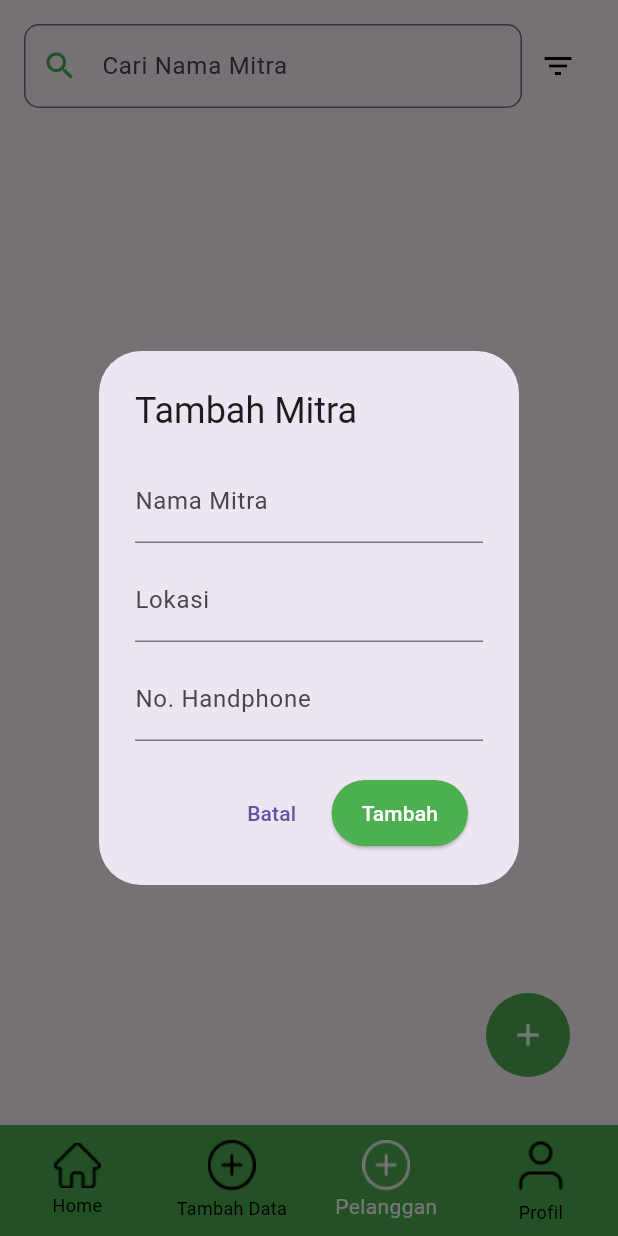
After one commit to farhanhadrawi/Mitra-Sampah, a Flutter app: the HomeScreen screen opened directly, item 3 of the bottom bar chosen, after a tap on the "add" icon, on a phone screen of 412 x 824 dp. The commit adds this screen. Run offline on Flutter 3.47's test engine with Material 3 defaults, Android fonts, the phone set to English and light mode, and no system bars; our stand-ins replace cloud_firestore, firebase_auth, firebase_core, firebase_storage, image_picker; accounts and stored records are empty.

Commit message:
Pesan commit Anda

```diff
--- /dev/null
+++ b/lib/customer.dart
@@ -0,0 +1,573 @@
+import 'package:cloud_firestore/cloud_firestore.dart';
+import 'package:firebase_auth/firebase_auth.dart';
+import 'package:flutter/material.dart';
+
+class CustomerScreen extends StatefulWidget {
+  const CustomerScreen({super.key});
+
+  @override
+  _CustomerScreenState createState() => _CustomerScreenState();
+}
+
+class _CustomerScreenState extends State<CustomerScreen> {
+  final FirebaseAuth auth = FirebaseAuth.instance;
+  final FirebaseFirestore firestore = FirebaseFirestore.instance;
+
+  final TextEditingController searchController = TextEditingController();
+  final TextEditingController nameController = TextEditingController();
+  final TextEditingController locationController = TextEditingController();
+  final TextEditingController phoneController = TextEditingController();
+
+  List<QueryDocumentSnapshot>? allCustomers; // Semua pelanggan dari Firestore
+  List<QueryDocumentSnapshot>? filteredCustomers; // Hasil pencarian
+  String? uid; // UID akun yang sedang login
+
+  @override
+  void initState() {
+    super.initState();
+    uid = auth.currentUser?.uid;
+    _fetchCustomers(); // Ambil data pelanggan saat init
+  }
+
+  Future<void> _fetchCustomers() async {
+    if (uid == null) return;
+
+    final querySnapshot = await firestore
+        .collection('users')
+        .doc(uid)
+        .collection('customers')
+        .get();
+
+    setState(() {
+      allCustomers = querySnapshot.docs;
+
+      // Urutkan secara manual berdasarkan nama
+      allCustomers?.sort((a, b) {
+        String nameA = a['name'].toString().toLowerCase();
+        String nameB = b['name'].toString().toLowerCase();
+        return nameA.compareTo(nameB); // A-Z
+      });
+
+      filteredCustomers = allCustomers; // Mengisi data untuk pencarian
+    });
+  }
+
+  void _filterCustomers(String query) {
+    if (query.isEmpty) {
+      setState(() {
+        filteredCustomers = allCustomers;
+      });
+      return;
+    }
+
+    final results = allCustomers?.where((customer) {
+      final name = customer['name'].toString().toLowerCase();
+      return name.contains(query.toLowerCase());
+    }).toList();
+
+    setState(() {
+      filteredCustomers = results;
+    });
+  }
+
+  Future<void> _addCustomer() async {
+    if (uid == null) return;
+
+    try {
+      await firestore.collection('users').doc(uid).collection('customers').add({
+        'name': nameController.text.trim(),
+        'location': locationController.text.trim(),
+        'phone': phoneController.text.trim(),
+        'isPaid': false, // Field baru
+        'createdAt': Timestamp.now(),
+      });
+
+      ScaffoldMessenger.of(context).showSnackBar(
+        const SnackBar(content: Text('Pelanggan berhasil ditambahkan')),
+      );
+
+      _fetchCustomers(); // Refresh data pelanggan
+      nameController.clear();
+      locationController.clear();
+      phoneController.clear();
+    } catch (e) {
+      ScaffoldMessenger.of(context).showSnackBar(
+        SnackBar(content: Text('Gagal menambahkan pelanggan: $e')),
+      );
+    }
+  }
+
+  bool _isHovered = false; // Status hover untuk animasi
+
+  void _showAddCustomerDialog() {
+    showDialog(
+      context: context,
+      builder: (context) {
+        return StatefulBuilder(
+          // Agar bisa memperbarui state di dalam dialog
+          builder: (context, setState) {
+            bool isLoading = false; // Status loading untuk tombol
+
+            Future<void> addCustomerWithValidation() async {
+              if (nameController.text.trim().isEmpty ||
+                  locationController.text.trim().isEmpty ||
+                  phoneController.text.trim().isEmpty) {
+                ScaffoldMessenger.of(context).showSnackBar(
+                  const SnackBar(
+                    content: Text('Harap isi semua bidang!'),
+                    backgroundColor: Colors.red,
+                  ),
+                );
+                return;
+              }
+
+              setState(() {
+                isLoading = true;
+              });
+
+              try {
+                await _addCustomer();
+                Navigator.pop(context); // Tutup dialog setelah berhasil
+              } catch (e) {
+                ScaffoldMessenger.of(context).showSnackBar(
+                  SnackBar(
+                    content: Text('Gagal menambahkan pelanggan: $e'),
+                    backgroundColor: Colors.red,
+                  ),
+                );
+              } finally {
+                setState(() {
+                  isLoading = false;
+                });
+              }
+            }
+
+            return AlertDialog(
+              title: const Text('Tambah Mitra'),
+              content: SingleChildScrollView(
+                child: Column(
+                  mainAxisSize: MainAxisSize.min,
+                  children: [
+                    TextField(
+                      controller: nameController,
+                      decoration:
+                          const InputDecoration(labelText: 'Nama Mitra'),
+                    ),
+                    const SizedBox(height: 10),
+                    TextField(
+                      controller: locationController,
+                      decoration: const InputDecoration(labelText: 'Lokasi'),
+                    ),
+                    const SizedBox(height: 10),
+                    TextField(
+                      controller: phoneController,
+                      decoration:
+                          const InputDecoration(labelText: 'No. Handphone'),
+                    ),
+                  ],
+                ),
+              ),
+              actions: [
+                TextButton(
+                  onPressed: () {
+                    Navigator.pop(context); // Tutup dialog
+                  },
+                  child: const Text('Batal'),
+                ),
+                Container(
+                  margin: const EdgeInsets.only(
+                      right: 10), // Memberikan jarak ke kanan
+                  child: ElevatedButton(
+                    onPressed: isLoading ? null : addCustomerWithValidation,
+                    style: ElevatedButton.styleFrom(
+                      backgroundColor: Colors.green,
+                      padding: const EdgeInsets.symmetric(
+                        horizontal: 20,
+                        vertical: 12,
+                      ),
+                      shape: RoundedRectangleBorder(
+                        borderRadius:
+                            BorderRadius.circular(30), // Membuat tombol bulat
+                      ),
+                    ),
+                    child: isLoading
+                        ? const SizedBox(
+                            height: 16,
+                            width: 16,
+                            child: CircularProgressIndicator(
+                              color: Colors.white,
+                              strokeWidth: 2,
+                            ),
+                          )
+                        : const Text(
+                            'Tambah',
+                            style: TextStyle(color: Colors.white),
+                          ),
+                  ),
+                ),
+              ],
+            );
+          },
+        );
+      },
+    );
+  }
+
+  void _showEditCustomerDialog(QueryDocumentSnapshot customer) {
+    nameController.text = customer['name'];
+    locationController.text = customer['location'];
+    phoneController.text = customer['phone'];
+
+    showDialog(
+      context: context,
+      builder: (context) {
+        return AlertDialog(
+          title: const Text('Edit Mitra'),
+          content: SingleChildScrollView(
+            child: Column(
+              mainAxisSize: MainAxisSize.min,
+              children: [
+                TextField(
+                  controller: nameController,
+                  decoration: const InputDecoration(labelText: 'Nama Mitra'),
+                ),
+                const SizedBox(height: 10),
+                TextField(
+                  controller: locationController,
+                  decoration: const InputDecoration(labelText: 'Lokasi'),
+                ),
+                const SizedBox(height: 10),
+                TextField(
+                  controller: phoneController,
+                  decoration: const InputDecoration(labelText: 'No. Handphone'),
+                ),
+              ],
+            ),
+          ),
+          actions: [
+            TextButton(
+              onPressed: () {
+                Navigator.pop(context);
+              },
+              child: const Text('Batal'),
+            ),
+            ElevatedButton(
+              onPressed: () async {
+                await _updateCustomer(customer.id);
+                Navigator.pop(context);
+              },
+              style: ElevatedButton.styleFrom(
+                backgroundColor: Colors.green, // Background hijau
+                shape: RoundedRectangleBorder(
+                  borderRadius:
+                      BorderRadius.circular(8), // Membuat tombol lebih rapi
+                ),
+                padding: const EdgeInsets.symmetric(
+                    horizontal: 16, vertical: 12), // Padding tombol
+              ),
+              child: const Text(
+                'Simpan',
+                style: TextStyle(color: Colors.white), // Warna teks putih
+              ),
+            ),
+          ],
+        );
+      },
+    );
+  }
+
+  Future<void> _updateCustomer(String customerId) async {
+    try {
+      if (uid == null) return;
+
+      await firestore
+          .collection('users')
+          .doc(uid)
+          .collection('customers')
+          .doc(customerId)
+          .update({
+        'name': nameController.text.trim(),
+        'location': locationController.text.trim(),
+        'phone': phoneController.text.trim(),
+      });
+
+      ScaffoldMessenger.of(context).showSnackBar(
+        const SnackBar(content: Text('Data pelanggan berhasil diperbarui')),
+      );
+
+      _fetchCustomers(); // Perbarui daftar pelanggan
+    } catch (e) {
+      ScaffoldMessenger.of(context).showSnackBar(
+        SnackBar(content: Text('Gagal memperbarui data pelanggan: $e')),
+      );
+    }
+  }
+
+  Future<void> _deleteCustomer(String customerId) async {
+    try {
+      if (uid == null) return;
+
+      await firestore
+          .collection('users')
+          .doc(uid)
+          .collection('customers')
+          .doc(customerId)
+          .delete();
+
+      ScaffoldMessenger.of(context).showSnackBar(
+        const SnackBar(content: Text('Data pelanggan berhasil dihapus')),
+      );
+
+      _fetchCustomers(); // Perbarui daftar pelanggan
+    } catch (e) {
+      ScaffoldMessenger.of(context).showSnackBar(
+        SnackBar(content: Text('Gagal menghapus data pelanggan: $e')),
+      );
+    }
+  }
+
+  Future<void> _togglePaymentStatus(String customerId, bool newStatus) async {
+    try {
+      await firestore
+          .collection('users')
+          .doc(uid)
+          .collection('customers')
+          .doc(customerId)
+          .update({'isPaid': newStatus});
+
+      ScaffoldMessenger.of(context).showSnackBar(
+        SnackBar(
+          content: Text(
+            newStatus
+                ? 'Pelanggan telah membayar'
+                : 'Pembayaran pelanggan dibatalkan',
+          ),
+          backgroundColor: newStatus ? Colors.green : Colors.red,
+        ),
+      );
+
+      _fetchCustomers(); // Refresh data pelanggan
+    } catch (e) {
+      ScaffoldMessenger.of(context).showSnackBar(
+        SnackBar(content: Text('Gagal memperbarui status pembayaran: $e')),
+      );
+    }
+  }
+
+  void _showFilterDialog() {
+    showDialog(
+      context: context,
+      builder: (context) {
+        return AlertDialog(
+          title: const Text('Filter Pelanggan'),
+          content: Column(
+            mainAxisSize: MainAxisSize.min,
+            children: [
+              ListTile(
+                leading: const Icon(Icons.check_circle, color: Colors.green),
+                title: const Text('Sudah Membayar'),
+                onTap: () {
+                  Navigator.pop(context);
+                  _applyPaymentFilter(
+                      true); // Tampilkan hanya yang sudah membayar
+                },
+              ),
+              ListTile(
+                leading: const Icon(Icons.circle_outlined, color: Colors.red),
+                title: const Text('Belum Membayar'),
+                onTap: () {
+                  Navigator.pop(context);
+                  _applyPaymentFilter(
+                      false); // Tampilkan hanya yang belum membayar
+                },
+              ),
+            ],
+          ),
+          actions: [
+            TextButton(
+              onPressed: () {
+                Navigator.pop(context);
+                _resetFilters(); // Tampilkan semua pelanggan
+              },
+              child: const Text('Tampilkan Semua'),
+            ),
+          ],
+        );
+      },
+    );
+  }
+
+  void _applyPaymentFilter(bool isPaid) {
+    setState(() {
+      filteredCustomers = allCustomers?.where((customer) {
+        return customer['isPaid'] == isPaid;
+      }).toList();
+    });
+  }
+
+  void _resetFilters() {
+    setState(() {
+      filteredCustomers = allCustomers; // Tampilkan semua pelanggan
+    });
+  }
+
+  @override
+  Widget build(BuildContext context) {
+    return Scaffold(
+      // appBar: AppBar(
+      //   title: const Text('Mitra - Mitra'),
+      //   backgroundColor: Colors.green,
+      // ),
+      floatingActionButton: Align(
+        alignment: Alignment.bottomRight, // Menempatkan tombol di kanan bawah
+        child: Padding(
+          padding: const EdgeInsets.only(
+              right: 16.0, bottom: 16.0), // Jarak dari tepi
+          child: InkWell(
+            onTap: () {
+              // Fungsi yang dijalankan saat tombol ditekan
+              _showAddCustomerDialog();
+            },
+            onHover: (hovering) {
+              setState(() {
+                _isHovered = hovering;
+              });
+            },
+            child: AnimatedContainer(
+              duration: const Duration(milliseconds: 300),
+              height: 56, // Tinggi tombol tetap
+              width: _isHovered ? 140 : 56, // Lebar berubah saat hover
+              decoration: BoxDecoration(
+                color: Colors.green,
+                borderRadius: BorderRadius.circular(28), // Membuat tombol bulat
+              ),
+              child: Row(
+                mainAxisAlignment: MainAxisAlignment.center,
+                children: [
+                  const Icon(Icons.add, color: Colors.white), // Ikon "+"
+                  if (_isHovered)
+                    const SizedBox(width: 8), // Jarak antara ikon dan teks
+                  if (_isHovered)
+                    const Text(
+                      'Tambah Mitra',
+                      style: TextStyle(color: Colors.white),
+                    ),
+                ],
+              ),
+            ),
+          ),
+        ),
+      ),
+
+      floatingActionButtonLocation:
+          FloatingActionButtonLocation.endFloat, // Posisi tombol di kanan bawah
+
+      body: Padding(
+        padding: const EdgeInsets.all(16.0),
+        child: Column(
+          children: [
+            // Search bar
+            Row(
+              children: [
+                Expanded(
+                  child: TextField(
+                    controller: searchController,
+                    onChanged: _filterCustomers,
+                    decoration: InputDecoration(
+                      prefixIcon: const Icon(Icons.search, color: Colors.green),
+                      labelText: 'Cari Nama Mitra',
+                      border: OutlineInputBorder(
+                        borderRadius: BorderRadius.circular(10),
+                      ),
+                    ),
+                  ),
+                ),
+                IconButton(
+                  icon: const Icon(Icons.filter_list,
+                      color: Colors.black), // Tombol filter
+                  onPressed: _showFilterDialog, // Memanggil dialog filter
+                ),
+              ],
+            ),
+
+            const SizedBox(height: 16),
+
+            // Daftar pelanggan
+            Expanded(
+              child: filteredCustomers == null
+                  ? const Center(child: CircularProgressIndicator())
+                  : filteredCustomers!.isEmpty
+                      ? const Center(
+                          child: Text('Belum ada pelanggan yang ditambahkan.'),
+                        )
+                      : ListView.builder(
+                          itemCount: filteredCustomers!.length,
+                          itemBuilder: (context, index) {
+                            final customer = filteredCustomers![index];
+                            return Card(
+                              elevation: 2,
+                              margin: const EdgeInsets.symmetric(vertical: 8),
+                              child: ListTile(
+                                leading: CircleAvatar(
+                                  backgroundColor: customer['isPaid'] == true
+                                      ? Colors.green
+                                      : Colors
+                                          .red, // Warna berdasarkan status pembayaran
+                                  child: Text(
+                                    '${index + 1}',
+                                    style: const TextStyle(color: Colors.white),
+                                  ),
+                                ),
+                                title: Text(customer['name']),
+                                subtitle: Text(
+                                    '${customer['location']} \n${customer['phone']}'),
+                                trailing: Row(
+                                  mainAxisSize: MainAxisSize.min,
+                                  children: [
+                                    IconButton(
+                                      icon: Icon(
+                                        (customer['isPaid'] ??
+                                                false) // Default value jika `isPaid` null
+                                            ? Icons.check_circle
+                                            : Icons.circle_outlined,
+                                        color: (customer['isPaid'] ?? false)
+                                            ? Colors.green
+                                            : Colors.red,
+                                      ),
+                                      onPressed: () async {
+                                        await _togglePaymentStatus(customer.id,
+                                            !(customer['isPaid'] ?? false));
+                                      },
+                                    ),
+                                    PopupMenuButton<String>(
+                                      onSelected: (value) async {
+                                        if (value == 'edit') {
+                                          _showEditCustomerDialog(customer);
+                                        } else if (value == 'delete') {
+                                          _deleteCustomer(customer.id);
+                                        }
+                                      },
+                                      itemBuilder: (context) => [
+                                        const PopupMenuItem(
+                                          value: 'edit',
+                                          child: Text('Edit'),
+                                        ),
+                                        const PopupMenuItem(
+                                          value: 'delete',
+                                          child: Text('Delete'),
+                                        ),
+                                      ],
+                                    ),
+                                  ],
+                                ),
+                              ),
+                            );
+                          },
+                        ),
+            ),
+          ],
+        ),
+      ),
+    );
+  }
+}
--- a/lib/home.dart
+++ b/lib/home.dart
@@ -1,5 +1,6 @@
 import 'package:flutter/material.dart';
 import 'profile.dart';
+import 'customer.dart'; // Impor halaman customer.dart
 
 class HomeScreen extends StatefulWidget {
   const HomeScreen({super.key});
@@ -17,11 +18,12 @@ class _HomeScreenState extends State<HomeScreen> {
     });
   }
 
-  // Menambahkan halaman ProfileScreen di _widgetOptions
   static final List<Widget> _widgetOptions = <Widget>[
-    HomeContent(),
-    const Center(child: Text('Tambah Data')),
-    ProfileScreen(), // Menampilkan halaman profil di sini
+    const HomeContent(),
+    const Center(
+        child: Text('Tambah Data')), // Placeholder untuk halaman Tambah Data
+    const CustomerScreen(), // Arahkan ke halaman customer
+    const ProfileScreen(), // Halaman profil
   ];
 
   @override
@@ -46,19 +48,27 @@ class _HomeScreenState extends State<HomeScreen> {
           ),
           BottomNavigationBarItem(
             icon: Image.asset(
+              'assets/add.png',
+              color: _selectedIndex == 2 ? Colors.white : Colors.black,
+            ),
+            label: 'Pelanggan',
+          ),
+          BottomNavigationBarItem(
+            icon: Image.asset(
               'assets/profile.png',
-              color: _selectedIndex == 2 ? Colors.white : Colors.black,
+              color: _selectedIndex == 3 ? Colors.white : Colors.black,
             ),
             label: 'Profil',
           ),
         ],
         currentIndex: _selectedIndex,
-        backgroundColor: Colors.green, // Menjadikan background berwarna hijau
-        selectedItemColor:
-            Colors.white, // Warna ikon & teks yang dipilih menjadi putih
-        unselectedItemColor: const Color.fromARGB(
-            255, 0, 0, 0), // Warna ikon & teks yang tidak dipilih lebih gelap
+        backgroundColor: Colors.green, // Background hijau
+        selectedItemColor: Colors.white, // Warna ikon yang dipilih putih
+        unselectedItemColor:
+            Colors.black, // Warna ikon yang tidak dipilih hitam
         onTap: _onItemTapped,
+        type: BottomNavigationBarType
+            .fixed, // Untuk mengatur ikon tetap pada posisi
       ),
     );
   }
@@ -72,12 +82,11 @@ class HomeContent extends StatelessWidget {
     return Column(
       mainAxisAlignment: MainAxisAlignment.center,
       children: [
-        // Gambar utama
         SizedBox(
           width: 300,
           height: 400,
           child: Image.asset(
-            'assets/image1.png', // Sesuaikan dengan path gambar utama
+            'assets/image1.png',
             fit: BoxFit.contain,
           ),
         ),
@@ -85,7 +94,6 @@ class HomeContent extends StatelessWidget {
         Row(
           mainAxisAlignment: MainAxisAlignment.center,
           children: [
-            // Ikon kecil di bagian bawah
             _buildIconButton(context, 'assets/icon1.png'),
             const SizedBox(width: 20),
             _buildIconButton(context, 'assets/icon2.png'),
--- a/lib/login.dart
+++ b/lib/login.dart
@@ -1,3 +1,4 @@
+// farhan9@gmail.com
 import 'package:firebase_auth/firebase_auth.dart';
 import 'package:flutter/material.dart';
 import 'home.dart';
@@ -30,7 +31,7 @@ class _LoginScreenState extends State<LoginScreen> {
 
       // Navigasi ke HomeScreen
       Navigator.of(context).pushReplacement(
-        MaterialPageRoute(builder: (context) => HomeScreen()),
+        MaterialPageRoute(builder: (context) => const HomeScreen()),
       );
     } catch (e) {
       setState(() {
@@ -48,7 +49,7 @@ class _LoginScreenState extends State<LoginScreen> {
         backgroundColor: Colors.green,
         elevation: 0,
         leading: IconButton(
-          icon: const Icon(Icons.arrow_back_ios),
+          icon: const Icon(Icons.arrow_back),
           onPressed: () {
             Navigator.of(context).pop();
           },
--- a/pubspec.yaml
+++ b/pubspec.yaml
@@ -57,6 +57,7 @@ dev_dependencies:
 
 # The following section is specific to Flutter packages.
 flutter:
+  uses-material-design: true
   assets:
     - assets/Group 1.png
     - assets/Group 2.png
@@ -70,6 +71,7 @@ flutter:
     - assets/add.png
     - assets/profile.png
     - assets/gogreen.png
+    - assets/arrow-left.png
     # - assets/profile_picture.png
 
   # An image asset can refer to one or more resolution-specific "variants", see
```
Also changed, not shown: lib/main.dart (+6 -6 lines), lib/profile.dart (+13 -11 lines), lib/register.dart (+4 -4 lines), assets/arrow-left.png (added), 1 other file.
